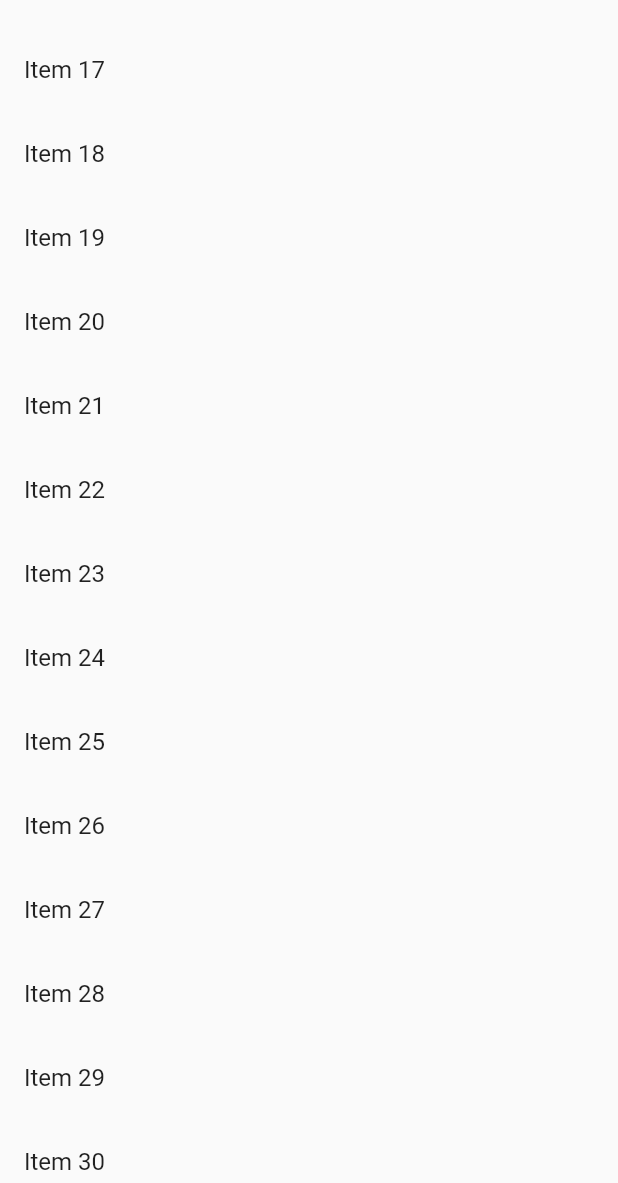
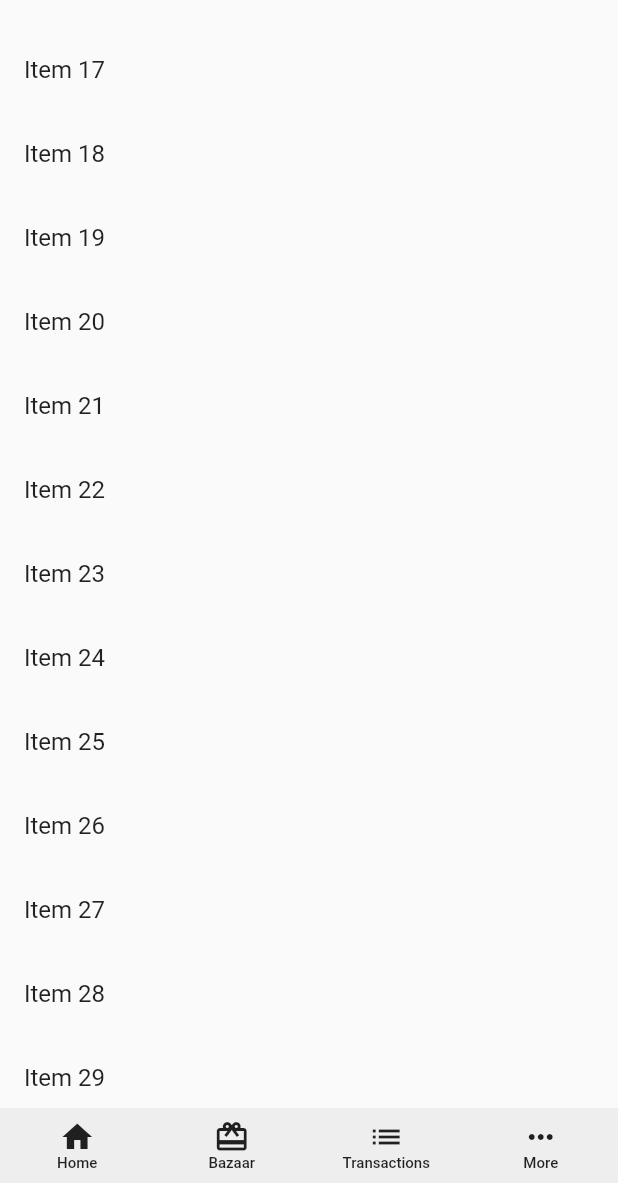
Before and after one commit to lohanidamodar/khalticlone, a Flutter app: the HomePage screen opened by its route, scrolled down 1152 dp, on a phone screen of 412 x 824 dp, the part 53-1236 px from its top. Run offline on Flutter 3.47's test engine with Material 2 defaults, Android fonts, the phone set to English and light mode, and no system bars; our stand-ins replace flutter_swiper.

Commit message:
implementing bottom app bar

```diff
--- a/lib/ui/pages/home.dart
+++ b/lib/ui/pages/home.dart
@@ -1,7 +1,22 @@
 import 'package:flutter/material.dart';
 import 'package:khalticlone/res/typography.dart';
+import 'package:khalticlone/ui/widgets/bottom_expandable_app_bar/bottom_expandable_app_bar.dart';
+import 'package:khalticlone/ui/widgets/bottom_expandable_app_bar/controller.dart';
 
-class HomePage extends StatelessWidget {
+class HomePage extends StatefulWidget {
+  @override
+  _HomePageState createState() => _HomePageState();
+}
+
+class _HomePageState extends State<HomePage> with SingleTickerProviderStateMixin {
+  BottomBarController controller;
+
+  @override
+    void initState() {
+      super.initState();
+      controller = BottomBarController(vsync: this, dragLength: 550, snap: true);
+    }
+
   @override
   Widget build(BuildContext context){
     return Scaffold(
@@ -34,6 +49,76 @@ class HomePage extends StatelessWidget {
           )
         ],
       ),
+      bottomNavigationBar: GestureDetector(
+        onVerticalDragUpdate: controller.onDrag,
+        onVerticalDragEnd: controller.onDragEnd,
+        child: _buildBottomBar(context),
+      ),
+    );
+  }
+
+  BottomExpandableAppBar _buildBottomBar(BuildContext context) {
+    return BottomExpandableAppBar(
+      attachSide: Side.Top,
+      controller: controller,
+      expandedHeight: MediaQuery.of(context).size.height - 75,
+      horizontalMargin: 16,
+      appBarHeight: 50,
+      bottomOffset: 0,
+      expandedBackColor: Colors.white,
+      expandedBody: Center(
+        child: Text("Profile"),
+      ),
+      bottomAppBarColor: Colors.grey.shade200,
+      bottomAppBarBody: Row(
+        mainAxisSize: MainAxisSize.max,
+        children: <Widget>[
+          Expanded(
+            child: _buildBottomMenuItem(
+              icon: Icon(Icons.home),
+              label: "Home",
+              onTap: (){}
+            ),
+          ),
+          Expanded(
+            child: _buildBottomMenuItem(
+              icon: Icon(Icons.card_giftcard),
+              label: "Bazaar",
+              onTap: (){}
+            ),
+          ),
+          Expanded(
+            child: _buildBottomMenuItem(
+              icon: Icon(Icons.list),
+              label: "Transactions",
+              onTap: (){}
+            ),
+          ),
+          Expanded(
+            child: _buildBottomMenuItem(
+              icon: Icon(Icons.more_horiz),
+              label: "More",
+              onTap: () => controller.open()
+            ),
+          ),
+        ],
+      ),
+    );
+  }
+
+  MaterialButton _buildBottomMenuItem({Widget icon, String label, Function onTap}) {
+    return MaterialButton(
+      height: 30,
+      child: Column(
+        mainAxisAlignment: MainAxisAlignment.center,
+        children: <Widget>[
+          icon,
+          Text(label, style: TextStyle(
+            fontSize: 10
+          ),)
+        ],
+      ),
+      onPressed: onTap,
     );
   }
 
--- /dev/null
+++ b/lib/ui/widgets/bottom_expandable_app_bar/bottom_expandable_app_bar.dart
@@ -0,0 +1,197 @@
+import './controller.dart';
+import 'package:flutter/foundation.dart';
+import 'package:flutter/material.dart';
+
+enum Side { Top, Bottom }
+
+class BottomExpandableAppBar extends StatefulWidget {
+  final Widget expandedBody;
+  final double expandedHeight;
+  final Widget bottomAppBarBody;
+  final BottomBarController controller;
+  final Side attachSide;
+
+  final double appBarHeight;
+  // TODO: Get max available height
+  final bool useMax;
+
+  final BoxConstraints constraints;
+
+  final NotchedShape shape;
+  final Color expandedBackColor;
+  final Color bottomAppBarColor;
+  final double horizontalMargin;
+  final double bottomOffset;
+
+  final Decoration expandedDecoration;
+  final Decoration appBarDecoration;
+
+  BottomExpandableAppBar({
+    Key key,
+    this.expandedBody,
+    this.horizontalMargin: 16,
+    this.bottomOffset: 10,
+    this.shape,
+    this.expandedHeight: 150,
+    this.appBarHeight: 50,
+    this.attachSide: Side.Bottom,
+    this.constraints,
+    this.bottomAppBarColor,
+    this.appBarDecoration,
+    this.bottomAppBarBody,
+    this.expandedBackColor,
+    this.expandedDecoration,
+    this.controller,
+    this.useMax: false,
+  })  : assert(!(expandedBackColor != null && expandedDecoration != null)),
+        super(key: key);
+
+  @override
+  _BottomExpandableAppBarState createState() => _BottomExpandableAppBarState();
+}
+
+class _BottomExpandableAppBarState extends State<BottomExpandableAppBar> {
+  BottomBarController _controller;
+  double panelState;
+
+  void _handleBottomBarControllerAnimationTick() {
+    if (_controller.state.value == panelState) return;
+    panelState = _controller.state.value;
+    setState(() {});
+  }
+
+  @override
+  void didChangeDependencies() {
+    super.didChangeDependencies();
+    _updateBarController();
+    panelState = _controller?.state?.value ?? panelState;
+  }
+
+  @override
+  void didUpdateWidget(BottomExpandableAppBar oldWidget) {
+    super.didUpdateWidget(oldWidget);
+    if (widget.controller != oldWidget.controller) _updateBarController();
+  }
+
+  @override
+  void dispose() {
+    if (_controller != null)
+      _controller.state
+          .removeListener(_handleBottomBarControllerAnimationTick);
+    // We don't own the _controller Animation, so it's not disposed here.
+    super.dispose();
+  }
+
+  void _updateBarController() {
+    final BottomBarController newController =
+        widget.controller ?? DefaultBottomBarController.of(context);
+    assert(() {
+      if (newController == null) {
+        throw FlutterError('No BottomBarController for ${widget.runtimeType}.\n'
+            'When creating a ${widget.runtimeType}, you must either provide an explicit '
+            'BottomBarController using the "controller" property, or you must ensure that there '
+            'is a DefaultBottomBarController above the ${widget.runtimeType}.\n'
+            'In this case, there was neither an explicit controller nor a default controller.');
+      }
+      return true;
+    }());
+
+    if (newController == _controller) return;
+
+    if (_controller != null) {
+      _controller.state
+          .removeListener(_handleBottomBarControllerAnimationTick);
+    }
+    _controller = newController;
+    if (_controller != null) {
+      _controller.state
+          .addListener(_handleBottomBarControllerAnimationTick);
+    }
+  }
+
+  @override
+  Widget build(BuildContext context) {
+    final finalHeight = (widget.useMax && widget.constraints != null)
+        ? widget.constraints.biggest.height
+        : widget.expandedHeight;
+
+    return BottomAppBar(
+      color: Colors.transparent,
+      elevation: 0,
+      child: Stack(
+        //TODO: Find out how to get top app bar overlap body content of scaffold
+        alignment: widget.attachSide == Side.Bottom
+            ? Alignment.bottomCenter
+            : Alignment.topCenter,
+        children: <Widget>[
+          Padding(
+            padding:
+                EdgeInsets.symmetric(horizontal: widget.horizontalMargin ?? 0),
+            child: Stack(
+              children: [
+                Container(
+                  height: panelState * finalHeight +
+                      widget.appBarHeight +
+                      widget.bottomOffset,
+                  decoration: widget.expandedDecoration ??
+                      BoxDecoration(
+                        color: widget.expandedBackColor ??
+                            Theme.of(context).backgroundColor,
+                        borderRadius: BorderRadius.circular(25),
+                      ),
+                  child: Opacity(
+                      opacity: panelState > 0.25 ? 1 : panelState * 4,
+                      child: widget.expandedBody),
+                ),
+              ],
+            ),
+          ),
+          Container(
+            color: widget.bottomAppBarColor ??
+                Theme.of(context).bottomAppBarColor,
+            height: widget.appBarHeight,
+            child: widget.bottomAppBarBody,
+          ),
+        ],
+      ),
+    );
+  }
+}
+
+//Copied from flutter sdk
+class _BottomAppBarClipper extends CustomClipper<Path> {
+  const _BottomAppBarClipper(
+      {@required this.geometry,
+      @required this.shape,
+      @required this.notchMargin,
+      @required this.buttonOffset})
+      : assert(geometry != null),
+        assert(shape != null),
+        assert(notchMargin != null),
+        super(reclip: geometry);
+
+  final ValueListenable<ScaffoldGeometry> geometry;
+  final NotchedShape shape;
+  final double notchMargin;
+  final double buttonOffset;
+
+  @override
+  Path getClip(Size size) {
+    // button is the floating action button's bounding rectangle in the
+    // coordinate system whose origin is at the appBar's top left corner,
+    // or null if there is no floating action button.
+    final Rect button = geometry.value.floatingActionButtonArea?.translate(
+      0.0,
+      geometry.value.bottomNavigationBarTop * -1.0 - buttonOffset,
+    );
+    return shape.getOuterPath(
+        Offset(0, 0) & size, button?.inflate(notchMargin));
+  }
+
+  @override
+  bool shouldReclip(_BottomAppBarClipper oldClipper) {
+    return oldClipper.geometry != geometry ||
+        oldClipper.shape != shape ||
+        oldClipper.notchMargin != notchMargin;
+  }
+}
```
Also changed, not shown: lib/ui/widgets/bottom_expandable_app_bar/controller.dart (added, +144 -0 lines).
